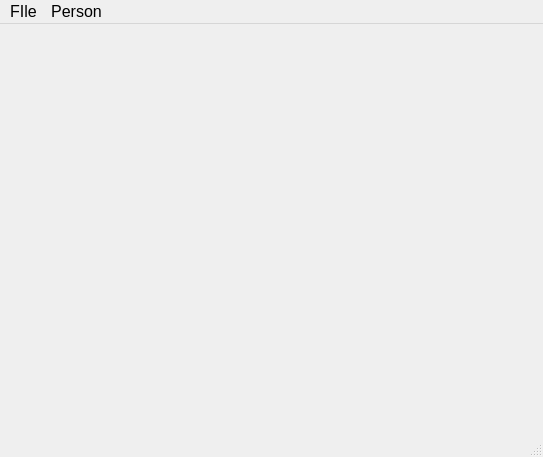
The window that Main/UI/main_window.ui (gGamble04/Qt_GUI_Demo) describes before a commit, drawn with Qt 5.
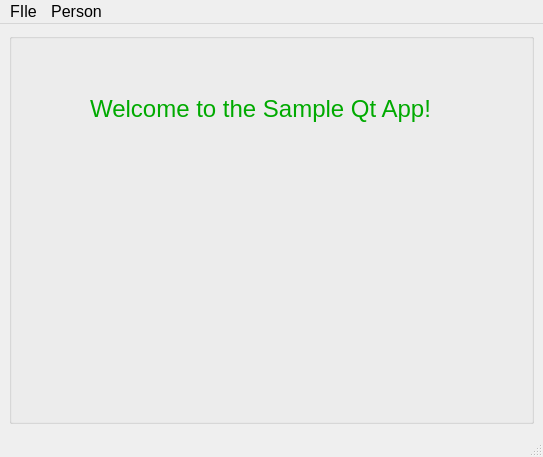
The same window after the commit. Icons and pictures are not drawn.

Diff of the .ui file:
```diff
--- a/Main/UI/main_window.ui
+++ b/Main/UI/main_window.ui
@@ -22,7 +22,43 @@
    <iconset resource="../../Icons/Icons.qrc">
     <normaloff>:/Main/dollar.png</normaloff>:/Main/dollar.png</iconset>
   </property>
-  <widget class="QWidget" name="centralwidget"/>
+  <widget class="QWidget" name="centralwidget">
+   <layout class="QGridLayout" name="gridLayout">
+    <item row="0" column="0">
+     <widget class="QGroupBox" name="groupBox">
+      <property name="title">
+       <string/>
+      </property>
+      <widget class="QLabel" name="label">
+       <property name="geometry">
+        <rect>
+         <x>80</x>
+         <y>60</y>
+         <width>343</width>
+         <height>32</height>
+        </rect>
+       </property>
+       <property name="font">
+        <font>
+         <pointsize>18</pointsize>
+        </font>
+       </property>
+       <property name="styleSheet">
+        <string notr="true">QWidget {
+ color: rgb(0, 170, 0);
+}</string>
+       </property>
+       <property name="text">
+        <string>Welcome to the Sample Qt App!</string>
+       </property>
+       <property name="alignment">
+        <set>Qt::AlignmentFlag::AlignCenter</set>
+       </property>
+      </widget>
+     </widget>
+    </item>
+   </layout>
+  </widget>
   <widget class="QMenuBar" name="menubar">
    <property name="geometry">
     <rect>
```
Left out of the diff: 10 changed lines with no effect on the pictures.
